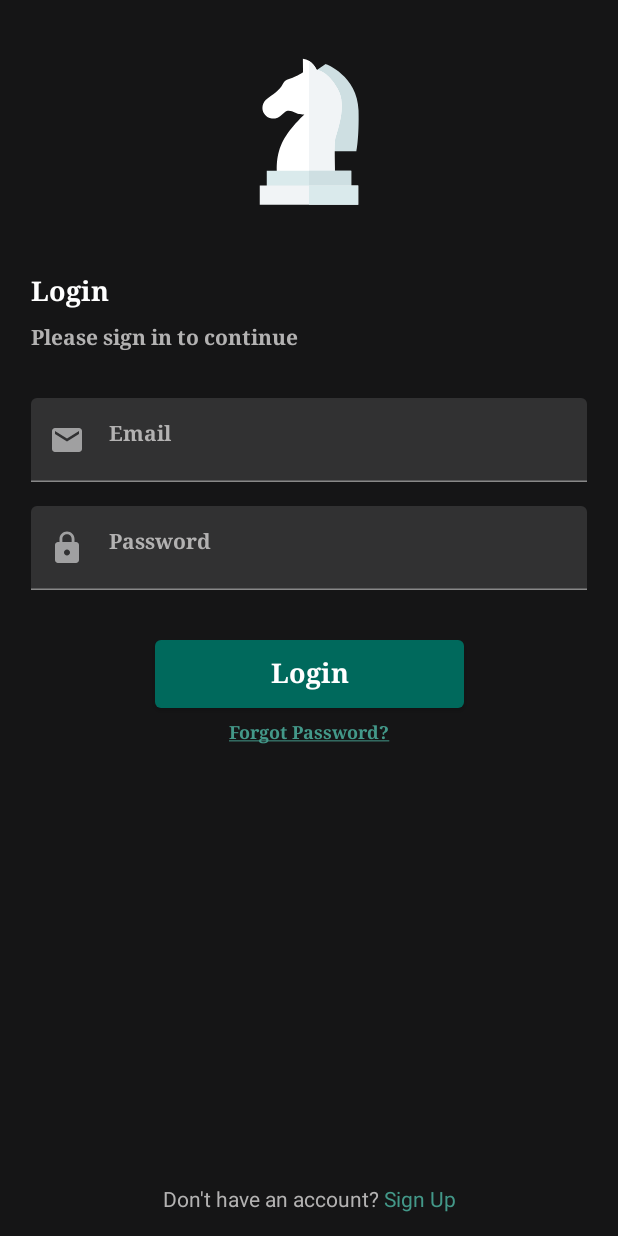
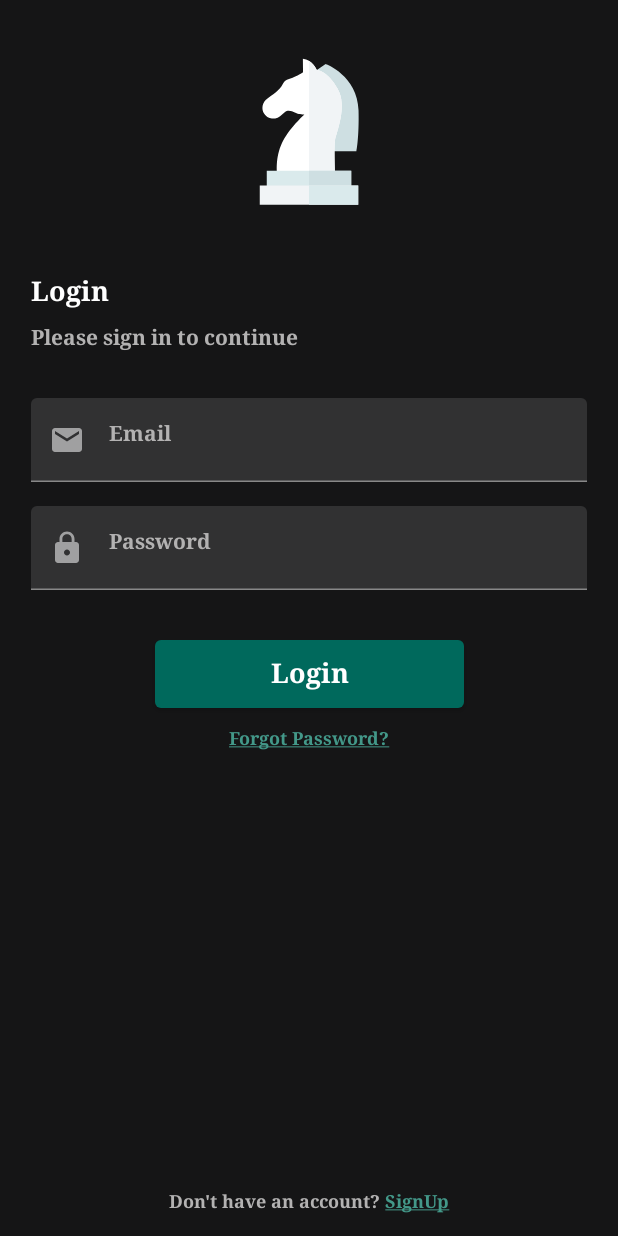
Before and after one commit to mayurgajra/JetChess, an Android app built with Jetpack Compose: the screen it shows after launch (LoginActivity), on a phone screen of 412 x 824 dp. Run offline under Robolectric (Android 15) with nearby library versions, the phone set to English and light mode, and no system bars.

Commit message:
- Reusable components created & finished Login UI

```diff
--- a/app/src/main/java/com/mayurg/jetchess/framework/presentation/login/LoginActivity.kt
+++ b/app/src/main/java/com/mayurg/jetchess/framework/presentation/login/LoginActivity.kt
@@ -1,34 +1,36 @@
 package com.mayurg.jetchess.framework.presentation.login
 
 import android.os.Bundle
-import android.util.Log
 import androidx.activity.compose.setContent
 import androidx.compose.foundation.Image
 import androidx.compose.foundation.background
 import androidx.compose.foundation.layout.*
-import androidx.compose.foundation.text.ClickableText
 import androidx.compose.foundation.text.KeyboardOptions
-import androidx.compose.material.*
+import androidx.compose.material.MaterialTheme
+import androidx.compose.material.Scaffold
+import androidx.compose.material.Text
 import androidx.compose.material.icons.Icons
 import androidx.compose.material.icons.filled.Email
 import androidx.compose.material.icons.filled.Lock
-import androidx.compose.runtime.*
-import androidx.compose.runtime.saveable.rememberSaveable
+import androidx.compose.material.rememberScaffoldState
+import androidx.compose.runtime.Composable
+import androidx.compose.runtime.remember
+import androidx.compose.runtime.rememberCoroutineScope
 import androidx.compose.ui.Alignment
 import androidx.compose.ui.Modifier
 import androidx.compose.ui.res.painterResource
-import androidx.compose.ui.text.SpanStyle
-import androidx.compose.ui.text.buildAnnotatedString
 import androidx.compose.ui.text.input.KeyboardType
 import androidx.compose.ui.text.input.PasswordVisualTransformation
 import androidx.compose.ui.text.style.TextAlign
 import androidx.compose.ui.text.style.TextDecoration
-import androidx.compose.ui.text.withStyle
 import androidx.compose.ui.unit.dp
 import com.mayurg.jetchess.R
 import com.mayurg.jetchess.framework.presentation.base.BaseActivity
+import com.mayurg.jetchess.util.TextFieldState
+import com.mayurg.jetchess.util.reusableviews.LoginRegisterButton
+import com.mayurg.jetchess.util.reusableviews.LoginRegisterTextField
+import com.mayurg.jetchess.util.reusableviews.PartiallyHighLightedClickableText
 import com.mayurg.jetchess.util.themeutils.AppTheme
-import com.mayurg.jetchess.util.themeutils.subtitle1TextColor
 import kotlinx.coroutines.launch
 
 class LoginActivity : BaseActivity() {
@@ -42,13 +44,11 @@ class LoginActivity : BaseActivity() {
         }
     }
 
-    class TextFieldState {
-        var text: String by mutableStateOf("")
-    }
 
     @Composable
     private fun Login() {
         val emailState = remember { TextFieldState() }
+        val passwordState = remember { TextFieldState() }
         val scope = rememberCoroutineScope()
         val scaffoldState = rememberScaffoldState()
 
@@ -79,18 +79,28 @@ class LoginActivity : BaseActivity() {
                     textAlign = TextAlign.Start
                 )
                 Spacer(modifier = Modifier.height(32.dp))
-                EmailField(emailState)
+                LoginRegisterTextField("Email", Icons.Filled.Email, emailState)
                 Spacer(modifier = Modifier.height(16.dp))
-                PassWordField()
+                LoginRegisterTextField(
+                    label = "Password",
+                    imageVector = Icons.Filled.Lock,
+                    textFieldState = passwordState,
+                    visualTransformation = PasswordVisualTransformation(),
+                    keyboardOptions = KeyboardOptions(keyboardType = KeyboardType.Password)
+                )
                 Spacer(modifier = Modifier.height(32.dp))
-                LoginButton {
+                LoginRegisterButton("Login") {
                     if (emailState.text.isEmpty()) {
                         scope.launch {
                             scaffoldState.snackbarHostState.showSnackbar("Email is empty")
                         }
+                    } else if (passwordState.text.isEmpty()) {
+                        scope.launch {
+                            scaffoldState.snackbarHostState.showSnackbar("Password is empty")
+                        }
                     }
                 }
-                Spacer(modifier = Modifier.height(8.dp))
+                Spacer(modifier = Modifier.height(12.dp))
                 Text(
                     text = "Forgot Password?",
                     style = MaterialTheme.typography.h6,
@@ -111,65 +121,17 @@ class LoginActivity : BaseActivity() {
                 .fillMaxSize()
                 .padding(16.dp)
         ) {
-            val annotatedText = buildAnnotatedString {
-                withStyle(
-                    style = SpanStyle(
-                        color = subtitle1TextColor,
-                    )
-                ) {
-                    append("Don't have an account? ")
+            PartiallyHighLightedClickableText(
+                normalText = "Don't have an account? ",
+                highlightedText = "SignUp",
+                tag = "SignUp",
+                modifier = Modifier.align(Alignment.BottomCenter)
+            ) {
 
-                }
-
-                pushStringAnnotation(
-                    tag = "SignUp",
-                    annotation = "SignUp"
-                )
-                withStyle(
-                    style = SpanStyle(
-                        color = MaterialTheme.colors.secondaryVariant,
-                    )
-                ) {
-                    append("Sign Up")
-                }
-
-                pop()
             }
-
-            ClickableText(
-                text = annotatedText,
-                modifier = Modifier.align(Alignment.BottomCenter),
-                onClick = { offset ->
-                    annotatedText.getStringAnnotations(
-                        tag = "SignUp", start = offset,
-                        end = offset
-                    )[0].let { annotation ->
-                        Log.d("Clicked", annotation.item)
-                    }
-                }
-            )
         }
     }
 
-    @Composable
-    private fun LoginButton(onValidate: () -> Unit) {
-        Button(
-            onClick = onValidate,
-            modifier = Modifier
-                .fillMaxWidth(0.5f),
-            colors = ButtonDefaults.buttonColors(
-                backgroundColor = MaterialTheme.colors.secondary,
-                contentColor = MaterialTheme.colors.secondary
-            )
-        ) {
-            Box(modifier = Modifier.padding(top = 4.dp, bottom = 4.dp)) {
-                Text(
-                    text = "Login",
-                    style = MaterialTheme.typography.h5
-                )
-            }
-        }
-    }
 
     @Composable
     fun LoginLogo() {
@@ -182,51 +144,5 @@ class LoginActivity : BaseActivity() {
         )
     }
 
-    @Composable
-    fun EmailField(emailState: TextFieldState = remember { TextFieldState() }) {
-        TextField(
-            modifier = Modifier.fillMaxWidth(0.9f),
-            colors = TextFieldDefaults.textFieldColors(
-                textColor = MaterialTheme.colors.onPrimary,
-                focusedIndicatorColor = MaterialTheme.colors.secondary,
-                focusedLabelColor = MaterialTheme.colors.secondary
-            ),
-            value = emailState.text,
-            onValueChange = { emailState.text = it },
-            label = { Text("Email") },
-            leadingIcon = {
-                Icon(
-                    Icons.Filled.Email,
-                    "Email Icon"
-                )
-            }
-        )
-    }
-
-    @Composable
-    fun PassWordField() {
-        var password by rememberSaveable { mutableStateOf("") }
-
-        TextField(
-            modifier = Modifier.fillMaxWidth(0.9f),
-            colors = TextFieldDefaults.textFieldColors(
-                textColor = MaterialTheme.colors.onPrimary,
-                focusedIndicatorColor = MaterialTheme.colors.secondary,
-                focusedLabelColor = MaterialTheme.colors.secondary
-            ),
-            value = password,
-            onValueChange = { password = it },
-            label = { Text("Password") },
-            visualTransformation = PasswordVisualTransformation(),
-            keyboardOptions = KeyboardOptions(keyboardType = KeyboardType.Password),
-            leadingIcon = {
-                Icon(
-                    Icons.Filled.Lock,
-                    "Password Icon"
-                )
-            }
-        )
-    }
-
 
 }
--- /dev/null
+++ b/app/src/main/java/com/mayurg/jetchess/util/TextFieldState.kt
@@ -0,0 +1,9 @@
+package com.mayurg.jetchess.util
+
+import androidx.compose.runtime.getValue
+import androidx.compose.runtime.mutableStateOf
+import androidx.compose.runtime.setValue
+
+class TextFieldState {
+    var text: String by mutableStateOf("")
+}
--- /dev/null
+++ b/app/src/main/java/com/mayurg/jetchess/util/reusableviews/Buttons.kt
@@ -0,0 +1,32 @@
+package com.mayurg.jetchess.util.reusableviews
+
+import androidx.compose.foundation.layout.Box
+import androidx.compose.foundation.layout.fillMaxWidth
+import androidx.compose.foundation.layout.padding
+import androidx.compose.material.Button
+import androidx.compose.material.ButtonDefaults
+import androidx.compose.material.MaterialTheme
+import androidx.compose.material.Text
+import androidx.compose.runtime.Composable
+import androidx.compose.ui.Modifier
+import androidx.compose.ui.unit.dp
+
+@Composable
+fun LoginRegisterButton(label:String,onClick: () -> Unit) {
+    Button(
+        onClick = onClick,
+        modifier = Modifier
+            .fillMaxWidth(0.5f),
+        colors = ButtonDefaults.buttonColors(
+            backgroundColor = MaterialTheme.colors.secondary,
+            contentColor = MaterialTheme.colors.secondary
+        )
+    ) {
+        Box(modifier = Modifier.padding(top = 4.dp, bottom = 4.dp)) {
+            Text(
+                text = label,
+                style = MaterialTheme.typography.h5
+            )
+        }
+    }
+}
--- /dev/null
+++ b/app/src/main/java/com/mayurg/jetchess/util/reusableviews/TextFields.kt
@@ -0,0 +1,138 @@
+package com.mayurg.jetchess.util.reusableviews
+
+import android.util.Log
+import androidx.compose.foundation.layout.fillMaxWidth
+import androidx.compose.foundation.text.ClickableText
+import androidx.compose.foundation.text.KeyboardOptions
+import androidx.compose.material.*
+import androidx.compose.material.icons.Icons
+import androidx.compose.material.icons.filled.Lock
+import androidx.compose.runtime.*
+import androidx.compose.runtime.saveable.rememberSaveable
+import androidx.compose.ui.Modifier
+import androidx.compose.ui.graphics.vector.ImageVector
+import androidx.compose.ui.text.SpanStyle
+import androidx.compose.ui.text.buildAnnotatedString
+import androidx.compose.ui.text.font.FontFamily
+import androidx.compose.ui.text.font.FontWeight
+import androidx.compose.ui.text.input.KeyboardType
+import androidx.compose.ui.text.input.PasswordVisualTransformation
+import androidx.compose.ui.text.input.VisualTransformation
+import androidx.compose.ui.text.style.TextDecoration
+import androidx.compose.ui.text.withStyle
+import androidx.compose.ui.unit.sp
+import com.mayurg.jetchess.util.TextFieldState
+import com.mayurg.jetchess.util.themeutils.subtitle1TextColor
+
+
+@Composable
+fun PassWordField(
+    label: String,
+    imageVector: ImageVector,
+    textFieldState: TextFieldState = remember { TextFieldState() }
+) {
+    var password by rememberSaveable { mutableStateOf("") }
+
+    TextField(
+        modifier = Modifier.fillMaxWidth(0.9f),
+        colors = TextFieldDefaults.textFieldColors(
+            textColor = MaterialTheme.colors.onPrimary,
+            focusedIndicatorColor = MaterialTheme.colors.secondary,
+            focusedLabelColor = MaterialTheme.colors.secondary
+        ),
+        value = password,
+        onValueChange = { password = it },
+        label = { Text("Password") },
+        visualTransformation = PasswordVisualTransformation(),
+        keyboardOptions = KeyboardOptions(keyboardType = KeyboardType.Password),
+        leadingIcon = {
+            Icon(
+                Icons.Filled.Lock,
+                "Password Icon"
+            )
+        }
+    )
+}
+
+@Composable
+fun LoginRegisterTextField(
+    label: String,
+    imageVector: ImageVector,
+    textFieldState: TextFieldState = remember { TextFieldState() },
+    visualTransformation: VisualTransformation = VisualTransformation.None,
+    keyboardOptions: KeyboardOptions = KeyboardOptions(keyboardType = KeyboardType.Text)
+) {
+    TextField(
+        modifier = Modifier.fillMaxWidth(0.9f),
+        colors = TextFieldDefaults.textFieldColors(
+            textColor = MaterialTheme.colors.onPrimary,
+            focusedIndicatorColor = MaterialTheme.colors.secondary,
+            focusedLabelColor = MaterialTheme.colors.secondary
+        ),
+        value = textFieldState.text,
+        onValueChange = { textFieldState.text = it },
+        label = { Text(label) },
+        visualTransformation = visualTransformation,
+        keyboardOptions = keyboardOptions,
+        leadingIcon = {
+            Icon(
+                imageVector,
+                "$label Icon"
+            )
+        }
+    )
+}
+
+@Composable
+fun PartiallyHighLightedClickableText(
+    normalText: String,
+    highlightedText: String,
+    tag: String,
+    modifier: Modifier = Modifier,
+    onHighLightedTextClick: (tag: String) -> Unit
+) {
+    val annotatedText = buildAnnotatedString {
+        withStyle(
+            style = SpanStyle(
+                color = subtitle1TextColor,
+                fontSize = 12.sp,
+                fontWeight = FontWeight.Bold,
+                fontFamily = FontFamily.Serif
+            )
+        ) {
+            append(normalText)
+        }
+
+        pushStringAnnotation(
+            tag = tag,
+            annotation = tag
+        )
+        withStyle(
+            style = SpanStyle(
+                color = MaterialTheme.colors.secondaryVariant,
+                fontSize = 12.sp,
+                fontWeight = FontWeight.Bold,
+                fontFamily = FontFamily.Serif,
+                textDecoration = TextDecoration.Underline
+            )
+        ) {
+            append(highlightedText)
+        }
+
+        pop()
+    }
+
+    ClickableText(
+        text = annotatedText,
+        modifier = modifier,
+        onClick = { offset ->
+            annotatedText.getStringAnnotations(
+                tag = tag, start = offset,
+                end = offset
+            )[0].let { annotation ->
+                onHighLightedTextClick(annotation.item)
+                Log.d("Clicked", annotation.item)
+            }
+        }
+    )
+}
```
